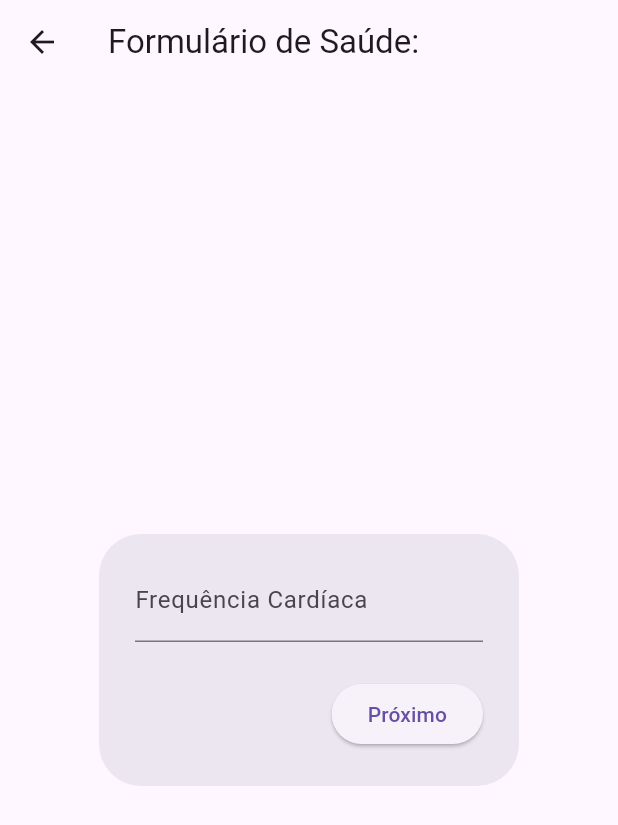
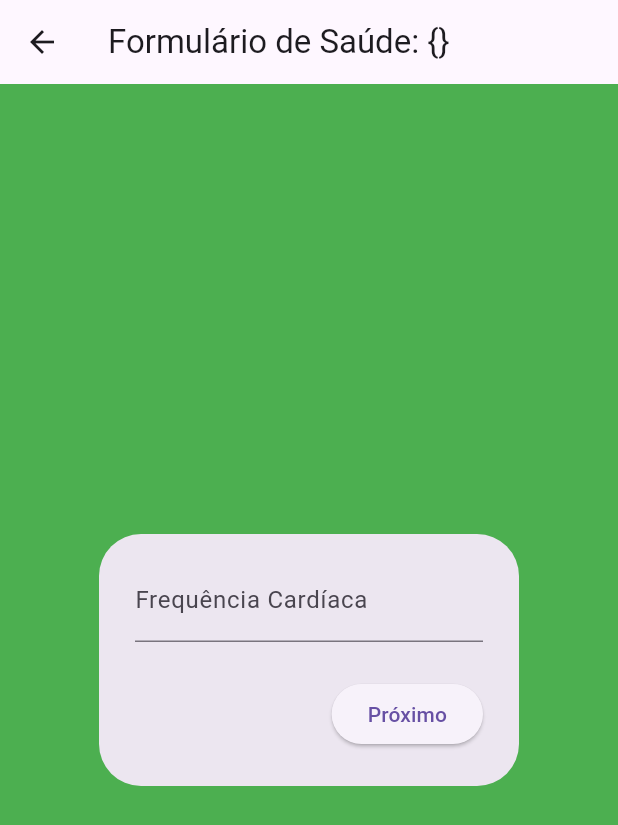
Before and after one commit to gihr0cha/app_fisio_tcc_fisioconecta, a Flutter app: the FieldsFinal screen opened directly with empty values, on a phone screen of 412 x 824 dp. Shown: the top 825 px of the screen. Run offline on Flutter 3.47's test engine with Material 3 defaults, Android fonts, the phone set to English and light mode, and no system bars; our stand-ins replace firebase_auth, firebase_core, firebase_database, go_router; accounts and stored records are empty.

Commit message:
refactor: Update FieldsFinal to include session key in form submission

```diff
--- a/lib/pages/fieldsFinal.dart
+++ b/lib/pages/fieldsFinal.dart
@@ -16,6 +16,7 @@ class _FieldsFinalState extends State<FieldsFinal> {
   final _formKey = GlobalKey<FormState>();
   final _controller = PageController();
   dynamic paciente;
+  dynamic sessionKey;
 
   final _fieldsfinal = const [
     {
@@ -58,9 +59,9 @@ class _FieldsFinalState extends State<FieldsFinal> {
 
   void validadeAndSubmit() {
     if (validateAndSave()) {
-      database
-          .ref('pacientes/${paciente['key']}/sessoes/${paciente['sessaoAtual']}/final')
-          .set(healthParametersfinal);
+      DatabaseReference dbRef = database.ref();
+      DatabaseReference sessionRef =
+          dbRef.child('sessoes').child(sessionKey).child('fielsfinal');
       _controller.nextPage(
           duration: const Duration(milliseconds: 500), curve: Curves.ease);
     }
@@ -70,8 +71,9 @@ class _FieldsFinalState extends State<FieldsFinal> {
   Widget build(BuildContext context) {
     return Scaffold(
       appBar: AppBar(
-        title: Text('Formulário de Saúde: ${widget.paciente['nome']}'),
+        title: Text('Formulário de Saúde: ${widget.paciente}'),
       ),
+      backgroundColor: Colors.green,
       body: Form(
         key: _formKey,
         child: PageView.builder(
```
